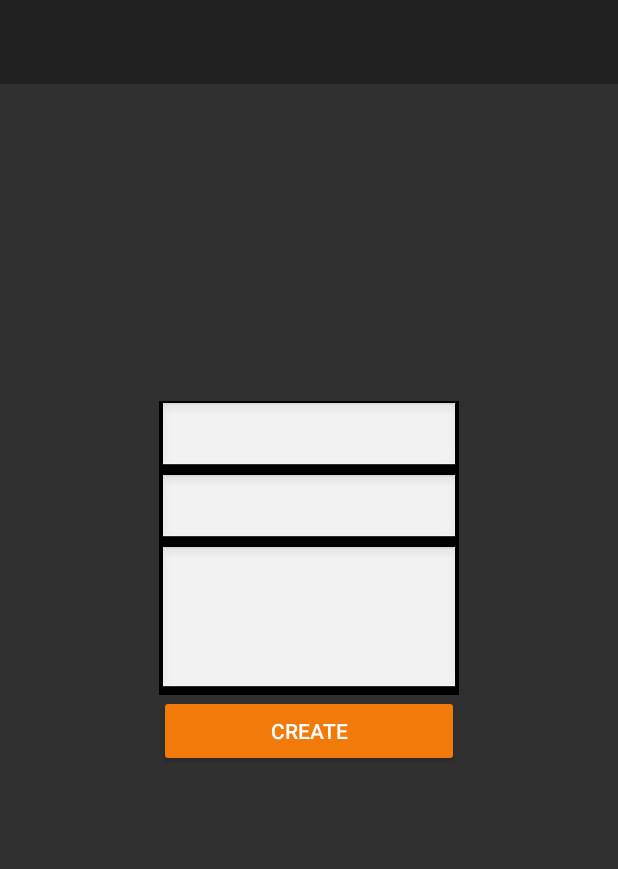
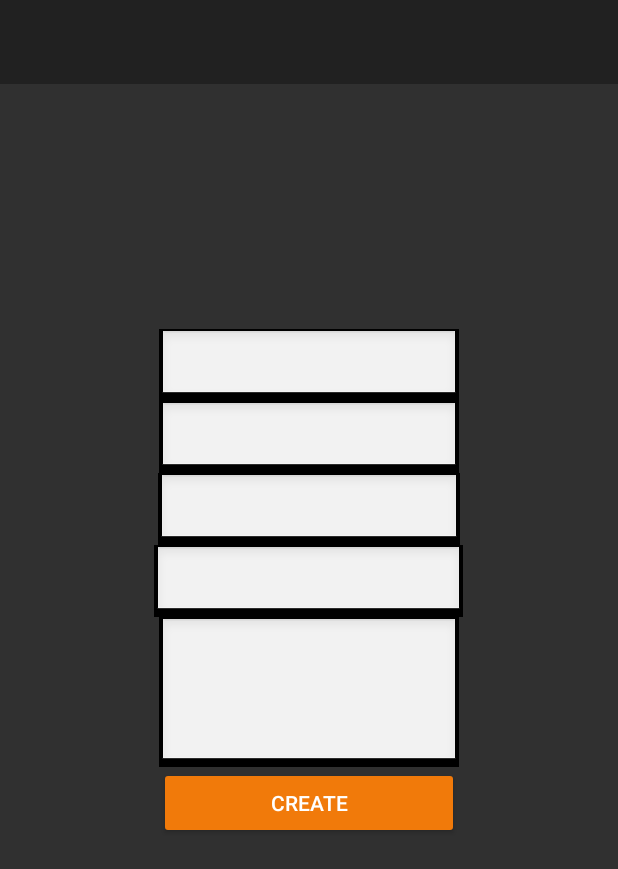
Before and after one commit to Hayunox/Relevent, an Android app: the EventCreationActivity screen opened directly, with no data from a screen before it, on a phone screen of 412 x 824 dp. Shown: the top 869 px of the screen. Run offline under Robolectric (Android 15) with nearby library versions, the phone set to English and light mode, and no system bars.

Commit message:
#11 add new event creation params

```diff
--- a/android/app/src/main/java/com/teamX/projetx/database/EventService.java
+++ b/android/app/src/main/java/com/teamX/projetx/database/EventService.java
@@ -18,5 +18,5 @@ public interface EventService {
 
     @Multipart
     @POST("event/create")
-    Call<String> eventCreation(@Header("Authorization") String userKey, @Part("name") String name, @Part("description") String description, @Part("date") String date);
+    Call<String> eventCreation(@Header("Authorization") String userKey, @Part("name") String name, @Part("description") String description, @Part("date") String date, @Part("address") String address, @Part("theme") String theme);
 }
--- a/android/app/src/main/java/com/teamX/projetx/event/EventCreationActivity.java
+++ b/android/app/src/main/java/com/teamX/projetx/event/EventCreationActivity.java
@@ -28,6 +28,8 @@ public class EventCreationActivity extends AppCompatActivity {
     private EditText description;
     private EditText name;
     private EditText date;
+    private EditText address;
+    private EditText theme;
     private Button buttonCreate;
     private ProgressBar progressBar;
     private TextView errorText;
@@ -49,6 +51,8 @@ public class EventCreationActivity extends AppCompatActivity {
         this.name               = (EditText) findViewById(R.id.editTextEventCreationName);
         this.description        = (EditText) findViewById(R.id.editTextEventCreationDescription);
         this.date               = (EditText) findViewById(R.id.editTextEventCreationDate);
+        this.address            = (EditText) findViewById(R.id.editTextEventCreationAddress);
+        this.theme              = (EditText) findViewById(R.id.editTextEventCreationTheme);
         this.buttonCreate       = (Button) findViewById(R.id.buttonEventCreationCreate);
         this.progressBar        = (ProgressBar) findViewById(R.id.progressBarEventCreation);
         this.errorText          = (TextView) findViewById(R.id.textViewEventCreationError);
@@ -62,7 +66,7 @@ public class EventCreationActivity extends AppCompatActivity {
                 if(checkUserRegistrationField()){
                     Retrofit restService = DataBase.getRetrofitService();
                     EventService service = restService.create(EventService.class);
-                    Call<String> call = service.eventCreation(user.getKey(), name.getText().toString(), description.getText().toString(), date.getText().toString());
+                    Call<String> call = service.eventCreation(user.getKey(), name.getText().toString(), description.getText().toString(), date.getText().toString(), address.getText().toString(), theme.getText().toString());
 
                     call.enqueue(new retrofit2.Callback<String>() {
                         @Override
--- a/android/app/src/main/java/com/teamX/projetx/main/SplashScreenActivity.java
+++ b/android/app/src/main/java/com/teamX/projetx/main/SplashScreenActivity.java
@@ -1,17 +1,16 @@
 package com.teamX.projetx.main;
 
-import com.teamX.projetx.R;
-import com.teamX.projetx.utils.Localization;
-import com.teamX.projetx.user.LoginActivity;
-
 import android.Manifest;
-import android.content.pm.PackageManager;
-import android.location.LocationManager;
-import android.os.Bundle;
 import android.app.Activity;
 import android.content.Intent;
+import android.content.pm.PackageManager;
+import android.os.Bundle;
 import android.os.Handler;
 import android.support.v4.app.ActivityCompat;
+
+import com.teamX.projetx.R;
+import com.teamX.projetx.user.LoginActivity;
+import com.teamX.projetx.utils.AppPreferences;
 
 public class SplashScreenActivity extends Activity {
 
@@ -38,10 +37,18 @@ public class SplashScreenActivity extends Activity {
             @Override
             public void run() {
 
-                // This method will be executed once the timer is over
-                // Start your app main activity
-                Intent i = new Intent(SplashScreenActivity.this, LoginActivity.class);
-                startActivity(i);
+                /**
+                 * User already connected
+                 */
+                try{
+                    AppPreferences appPreferences = new AppPreferences(getBaseContext());
+                    appPreferences.getUserData();
+                    Intent i = new Intent(SplashScreenActivity.this, MainActivity.class);
+                    startActivity(i);
+                }catch (Exception e){
+                    Intent i = new Intent(SplashScreenActivity.this, LoginActivity.class);
+                    startActivity(i);
+                }
 
                 // close this activity
                 finish();
--- a/android/app/src/main/res/layout/activity_event_creation.xml
+++ b/android/app/src/main/res/layout/activity_event_creation.xml
@@ -5,8 +5,7 @@
     android:layout_width="match_parent"
     android:layout_height="match_parent"
     app:layout_behavior="@string/appbar_scrolling_view_behavior"
-    tools:context="com.teamX.projetx.event.EventCreationActivity"
-    tools:showIn="@layout/activity_event_creation">
+    tools:context="com.teamX.projetx.event.EventCreationActivity">
 
     <FrameLayout
         android:layout_width="0dp"
@@ -70,6 +69,30 @@
                     android:theme="@android:style/Theme.Translucent" />
 
                 <EditText
+                    android:id="@+id/editTextEventCreationAddress"
+                    android:layout_width="201dp"
+                    android:layout_height="wrap_content"
+                    android:layout_gravity="center"
+                    android:backgroundTint="@android:color/black"
+                    android:backgroundTintMode="add"
+                    android:ems="10"
+                    android:inputType="textLongMessage"
+                    android:textAppearance="@style/TextAppearance.AppCompat.Body2"
+                    android:theme="@android:style/Theme.Translucent" />
+
+                <EditText
+                    android:id="@+id/editTextEventCreationTheme"
+                    android:layout_width="206dp"
+                    android:layout_height="wrap_content"
+                    android:layout_gravity="center"
+                    android:backgroundTint="@android:color/black"
+                    android:backgroundTintMode="add"
+                    android:ems="10"
+                    android:inputType="textLongMessage"
+                    android:textAppearance="@style/TextAppearance.AppCompat.Body2"
+                    android:theme="@android:style/Theme.Translucent" />
+
+                <EditText
                     android:id="@+id/editTextEventCreationDescription"
                     android:layout_width="200dp"
                     android:layout_height="100dp"
```
Also changed, not shown: 1 other file.
